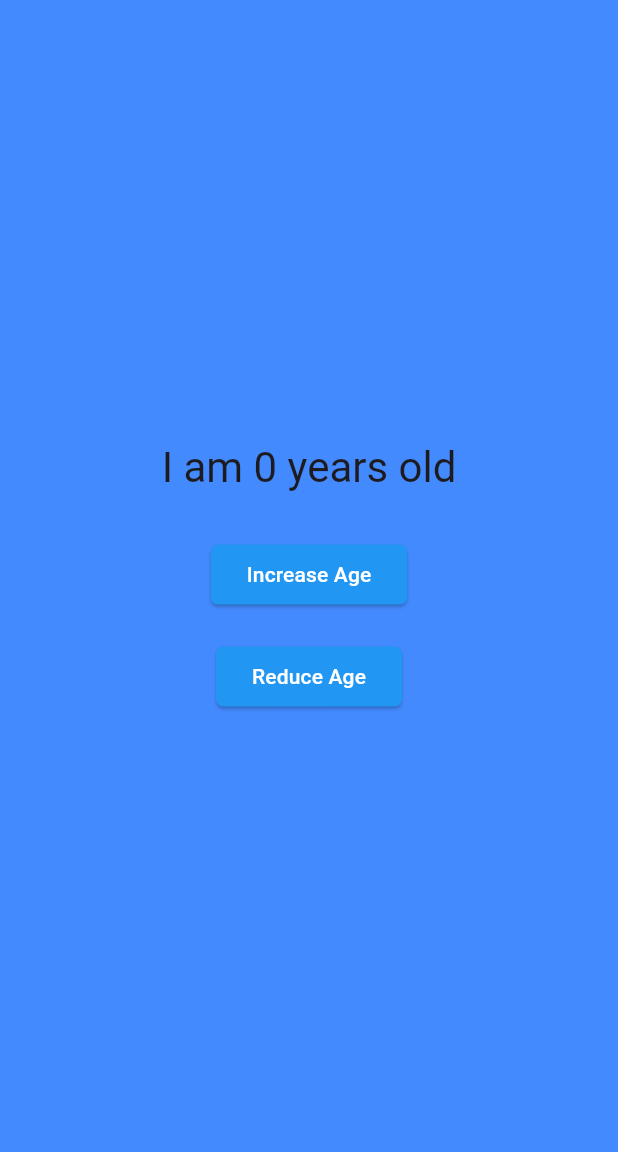
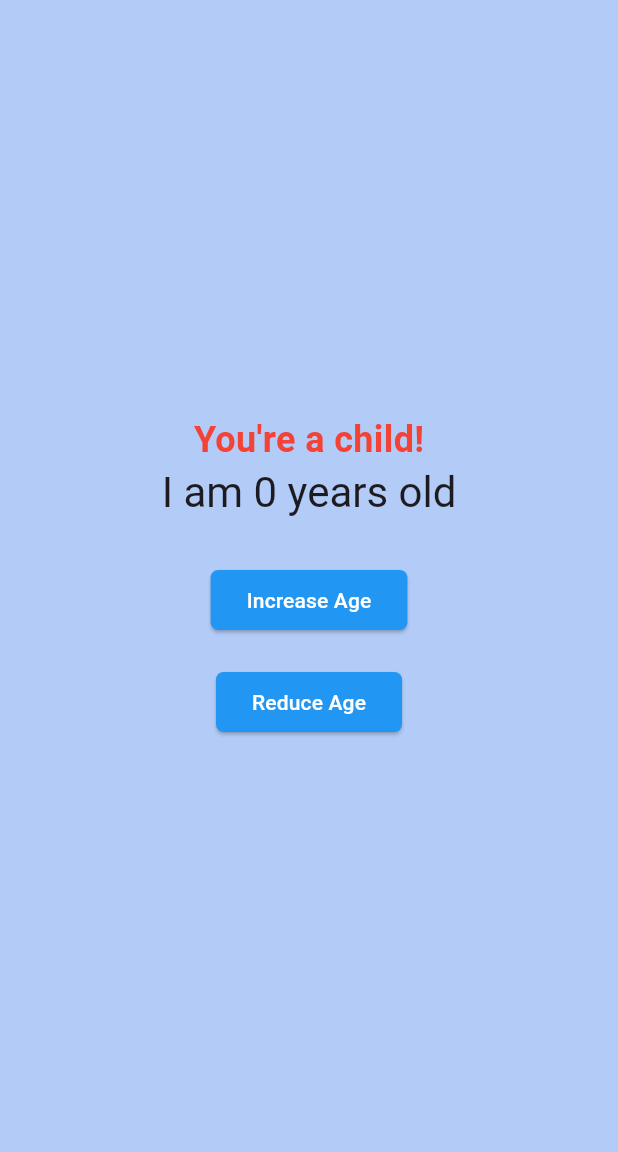
Before and after one commit to Ruhisawant/Age-Counter, a Flutter app: the screen it shows after launch, on a phone screen of 412 x 824 dp, the part 84-1236 px from its top. Run offline on Flutter 3.47's test engine with Material 3 defaults, Android fonts, the light colour scheme and no system bars; missing offline and left inert: window_size.

Commit message:
Added messages at milestones

```diff
--- a/lib/main.dart
+++ b/lib/main.dart
@@ -90,18 +90,25 @@
       ),
       body: Consumer<Counter>(
         builder: (context, counter, child) {
+          Color backgroundColor;
+          String message;
+
           // Change background color based on counter value
-          Color backgroundColor;
           if (counter.value >= 0 && counter.value <= 12) {
-            backgroundColor = Colors.blueAccent;
+            backgroundColor = const Color.fromARGB(255, 178, 203, 247);
+            message = 'You\'re a child!';
           } else if (counter.value >= 13 && counter.value <= 19) {
-            backgroundColor = Colors.greenAccent;
+            backgroundColor = const Color.fromARGB(255, 160, 255, 209);
+            message = 'Teenager Time!';
           } else if (counter.value >= 20 && counter.value <= 30) {
-            backgroundColor = Colors.yellowAccent;
+            backgroundColor = const Color.fromARGB(255, 255, 255, 147);
+            message = 'You\'re a young adult!';
           } else if (counter.value >= 31 && counter.value <= 50) {
-            backgroundColor = Colors.orangeAccent;
+            backgroundColor = const Color.fromARGB(255, 255, 207, 145);
+            message = 'You\'re an adult now!';
           } else {
             backgroundColor = Colors.grey;
+            message = 'Golden years!';
           }
 
           return Container(
@@ -114,6 +121,14 @@
                   // and retrieves its model (Counter, in this case).
                   // Then it uses that model to build widgets, and will trigger
                   // rebuilds if the model is updated.
+                  Text(
+                    message,
+                    style: const TextStyle(
+                      fontSize: 24,
+                      fontWeight: FontWeight.bold,
+                      color: Colors.red,
+                    ),
+                  ),
                   Text(
                       'I am ${counter.value} years old',
                       style: Theme.of(context).textTheme.headlineMedium,
```
